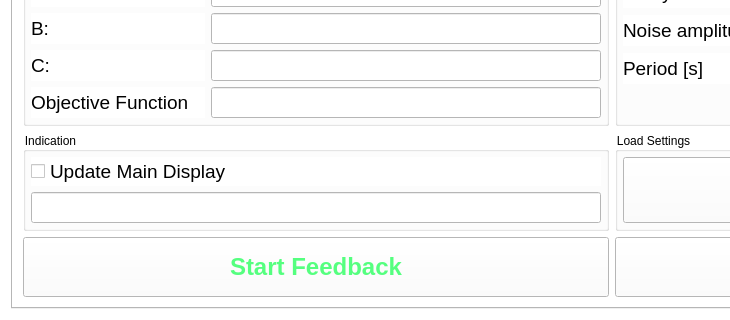
sergey-tomin/manul, file gui/UIadaptive_feedback.ui: the form before one commit; both pictures show x 0 to 730 and y 541 to 861 of the 1223 by 861 pixel window.
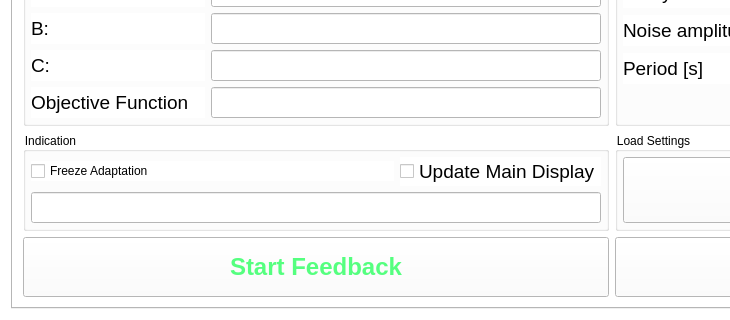
The form after the commit. Custom widgets are drawn as their Qt base class.

What changed in the file:
```diff
--- a/gui/UIadaptive_feedback.ui
+++ b/gui/UIadaptive_feedback.ui
@@ -421,7 +421,7 @@
           <property name="spacing">
            <number>6</number>
           </property>
-          <item row="1" column="1">
+          <item row="1" column="0" colspan="3">
            <widget class="QLineEdit" name="le_warn">
             <property name="palette">
              <palette>
@@ -548,7 +548,7 @@
             </property>
            </widget>
           </item>
-          <item row="0" column="1">
+          <item row="0" column="2">
            <widget class="QCheckBox" name="cb_update_display">
             <property name="font">
              <font>
@@ -563,6 +563,13 @@
             </property>
            </widget>
           </item>
+          <item row="0" column="0" colspan="2">
+           <widget class="QCheckBox" name="cb_freeze_adapt">
+            <property name="text">
+             <string>Freeze Adaptation</string>
+            </property>
+           </widget>
+          </item>
          </layout>
         </widget>
        </item>
```
